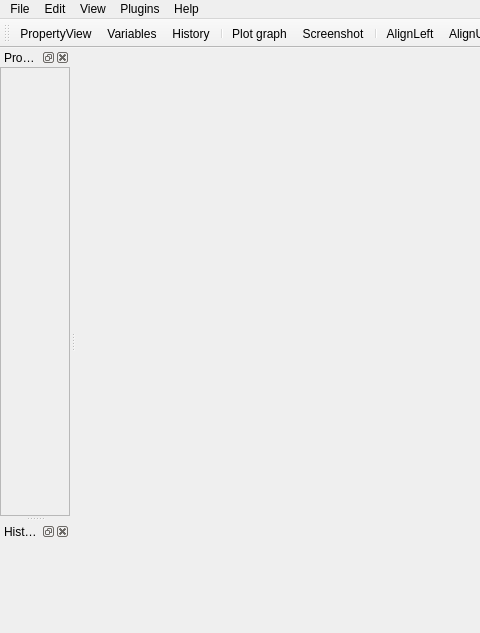
Above: PyFlow/UI/GraphEditor_ui.ui from wonderworks-software/PyFlow before the change; both pictures show x 0 to 480 and y 0 to 633 of the 1154 by 633 pixel window. Below: the same form after it.
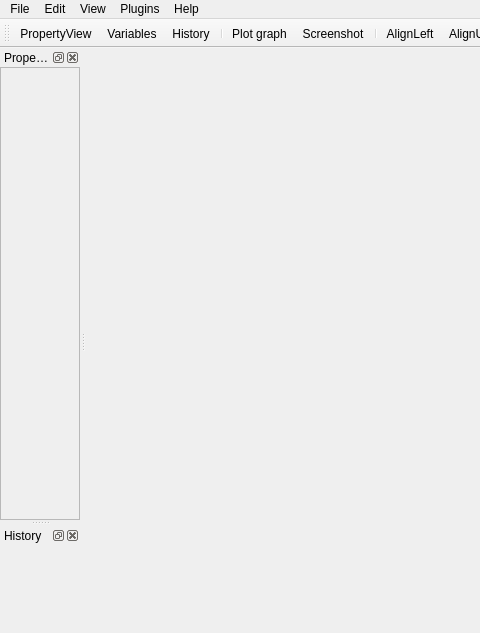
That is the form after the change. Icons and pictures are not drawn.

What changed in the file:
```diff
--- a/PyFlow/UI/GraphEditor_ui.ui
+++ b/PyFlow/UI/GraphEditor_ui.ui
@@ -239,8 +239,8 @@
   <widget class="QDockWidget" name="dockWidgetNodeView">
    <property name="minimumSize">
     <size>
-     <width>0</width>
-     <height>0</height>
+     <width>80</width>
+     <height>93</height>
     </size>
    </property>
    <property name="allowedAreas">
@@ -280,7 +280,7 @@
           <x>0</x>
           <y>0</y>
           <width>78</width>
-          <height>445</height>
+          <height>383</height>
          </rect>
         </property>
         <layout class="QGridLayout" name="gridLayout_4">
```
Left out of the diff: 2 changed lines with no effect on the pictures.
